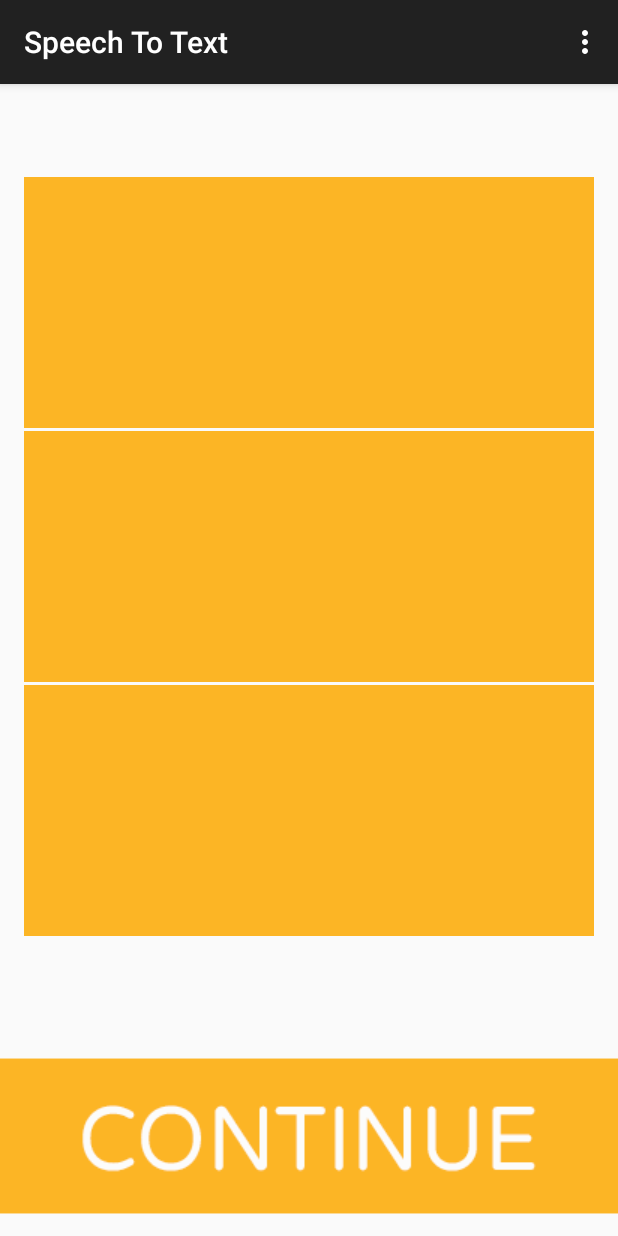
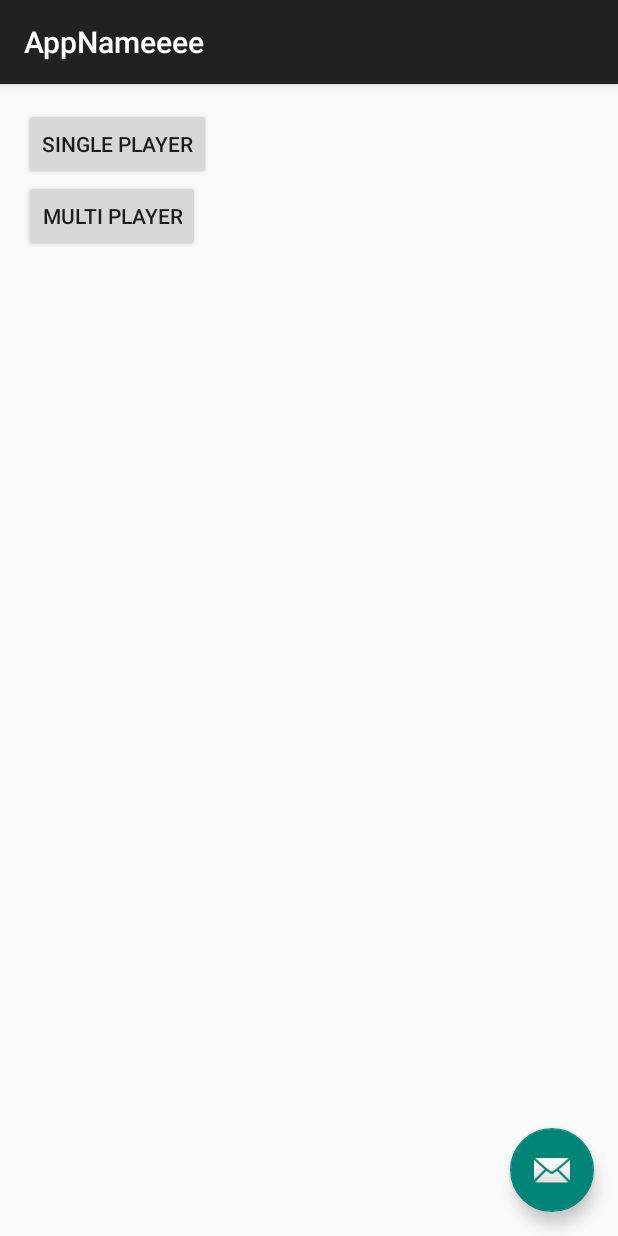
Before and after one commit to jitsuntung/TestSpeechApp, an Android app: the screen it shows after launch (MainActivity before the commit, firstMenu after it), on a phone screen of 412 x 824 dp. Run offline under Robolectric (Android 15) with nearby library versions, the light colour scheme and no system bars.

Commit message:
TTT AI complete

```diff
--- a/app/build.gradle
+++ b/app/build.gradle
@@ -21,5 +21,6 @@ android {
 
 dependencies {
     compile fileTree(dir: 'libs', include: ['*.jar'])
-    compile 'com.android.support:appcompat-v7:23.0.0'
+    compile 'com.android.support:appcompat-v7:23.0.1'
+    compile 'com.android.support:design:23.0.1'
 }
--- /dev/null
+++ b/app/src/main/java/com/example/jit/testspeech/firstMenu.java
@@ -0,0 +1,40 @@
+package com.example.jit.testspeech;
+
+import android.content.Intent;
+import android.os.Bundle;
+import android.support.design.widget.FloatingActionButton;
+import android.support.design.widget.Snackbar;
+import android.support.v7.app.AppCompatActivity;
+import android.support.v7.widget.Toolbar;
+import android.view.View;
+
+public class firstMenu extends AppCompatActivity {
+
+    @Override
+    protected void onCreate(Bundle savedInstanceState) {
+        super.onCreate(savedInstanceState);
+        setContentView(R.layout.activity_first_menu);
+        Toolbar toolbar = (Toolbar) findViewById(R.id.toolbar);
+        setSupportActionBar(toolbar);
+
+        FloatingActionButton fab = (FloatingActionButton) findViewById(R.id.fab);
+        fab.setOnClickListener(new View.OnClickListener() {
+            @Override
+            public void onClick(View view) {
+                Snackbar.make(view, "Replace with your own action", Snackbar.LENGTH_LONG)
+                        .setAction("Action", null).show();
+            }
+        });
+    }
+
+    public void toSingle(View view){
+        Intent intent = new Intent(this,SinglePlayer.class);
+        startActivity(intent);
+    }
+
+    public void toMulti(View view){
+        Intent intent = new Intent(this,MainActivity.class);
+        startActivity(intent);
+    }
+
+}
--- /dev/null
+++ b/app/src/main/res/layout/activity_first_menu.xml
@@ -0,0 +1,25 @@
+<?xml version="1.0" encoding="utf-8"?>
+<android.support.design.widget.CoordinatorLayout
+    xmlns:android="http://schemas.android.com/apk/res/android"
+    xmlns:app="http://schemas.android.com/apk/res-auto"
+    xmlns:tools="http://schemas.android.com/tools" android:layout_width="match_parent"
+    android:layout_height="match_parent" android:fitsSystemWindows="true"
+    tools:context="com.example.jit.testspeech.firstMenu">
+
+    <android.support.design.widget.AppBarLayout android:layout_height="wrap_content"
+        android:layout_width="match_parent" android:theme="@style/AppTheme.AppBarOverlay">
+
+        <android.support.v7.widget.Toolbar android:id="@+id/toolbar"
+            android:layout_width="match_parent" android:layout_height="?attr/actionBarSize"
+            android:background="?attr/colorPrimary" app:popupTheme="@style/AppTheme.PopupOverlay" />
+
+    </android.support.design.widget.AppBarLayout>
+
+    <include layout="@layout/content_first_menu" />
+
+    <android.support.design.widget.FloatingActionButton android:id="@+id/fab"
+        android:layout_width="wrap_content" android:layout_height="wrap_content"
+        android:layout_gravity="bottom|end" android:layout_margin="@dimen/fab_margin"
+        android:src="@android:drawable/ic_dialog_email" />
+
+</android.support.design.widget.CoordinatorLayout>
--- /dev/null
+++ b/app/src/main/res/layout/content_first_menu.xml
@@ -0,0 +1,26 @@
+<?xml version="1.0" encoding="utf-8"?>
+<RelativeLayout xmlns:android="http://schemas.android.com/apk/res/android"
+    xmlns:tools="http://schemas.android.com/tools"
+    xmlns:app="http://schemas.android.com/apk/res-auto" android:layout_width="match_parent"
+    android:layout_height="match_parent" android:paddingLeft="@dimen/activity_horizontal_margin"
+    android:paddingRight="@dimen/activity_horizontal_margin"
+    android:paddingTop="@dimen/activity_vertical_margin"
+    android:paddingBottom="@dimen/activity_vertical_margin"
+    app:layout_behavior="@string/appbar_scrolling_view_behavior"
+    tools:showIn="@layout/activity_first_menu" tools:context="com.example.jit.testspeech.firstMenu">
+
+    <Button
+        android:id="@+id/singlePBtn"
+        android:layout_width="wrap_content"
+        android:layout_height="wrap_content"
+        android:text="Single Player"
+        android:onClick="toSingle"/>
+    <Button
+        android:id="@+id/multiPBtn"
+        android:layout_width="wrap_content"
+        android:layout_height="wrap_content"
+        android:text="Multi Player"
+        android:onClick="toMulti"
+        android:layout_below="@+id/singlePBtn"/>
+
+</RelativeLayout>
--- /dev/null
+++ b/app/src/main/res/values-v21/styles.xml
@@ -0,0 +1,8 @@
+<resources>>
+    <style name="AppTheme.NoActionBar">
+        <item name="windowActionBar">false</item>
+        <item name="windowNoTitle">true</item>
+        <item name="android:windowDrawsSystemBarBackgrounds">true</item>
+        <item name="android:statusBarColor">@android:color/transparent</item>
+    </style>
+</resources>
--- a/app/src/main/res/values/dimens.xml
+++ b/app/src/main/res/values/dimens.xml
@@ -2,4 +2,5 @@
     <!-- Default screen margins, per the Android Design guidelines. -->
     <dimen name="activity_horizontal_margin">16dp</dimen>
     <dimen name="activity_vertical_margin">16dp</dimen>
+    <dimen name="fab_margin">16dp</dimen>
 </resources>
--- a/app/src/main/res/values/strings.xml
+++ b/app/src/main/res/values/strings.xml
@@ -6,4 +6,6 @@
     <string name="speech_prompt">Say something&#8230;</string>
     <string name="speech_not_supported">Sorry! Your device doesn\'t support speech input</string>
     <string name="tap_on_mic">Tap on mic to speak</string>
+    <string name="title_activity_single_player">SinglePlayer</string>
+    <string name="title_activity_first_menu">AppNameeee</string>
 </resources>
--- a/app/src/main/res/values/styles.xml
+++ b/app/src/main/res/values/styles.xml
@@ -4,5 +4,11 @@
     <style name="AppTheme" parent="Theme.AppCompat.Light.DarkActionBar">
         <!-- Customize your theme here. -->
     </style>
+    <style name="AppTheme.NoActionBar">
+        <item name="windowActionBar">false</item>
+        <item name="windowNoTitle">true</item>
+    </style>
+    <style name="AppTheme.AppBarOverlay" parent="ThemeOverlay.AppCompat.Dark.ActionBar" />
+    <style name="AppTheme.PopupOverlay" parent="ThemeOverlay.AppCompat.Light" />
 
 </resources>
```
Also changed, not shown: app/src/main/AndroidManifest.xml (+11 -1 lines), app/src/main/java/com/example/jit/testspeech/SingleGridFrag.java (added, +147 -0 lines), app/src/main/java/com/example/jit/testspeech/SinglePlayer.java (added, +50 -0 lines), app/src/main/res/layout/activity_single_player.xml (added, +25 -0 lines), app/src/main/res/layout/content_single_player.xml (added, +18 -0 lines), 1 other file.
